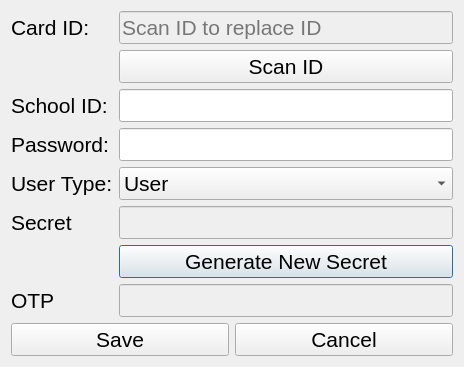
Above: src/windows/ui/EditUserDialog.ui from 1icolo/AUPay before the change. Below: the same form after it.
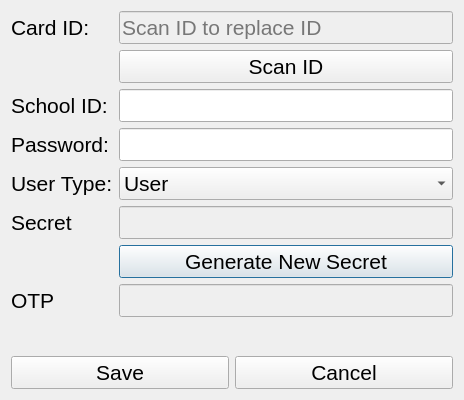
That is the form after the change.

Diff of the .ui file:
```diff
--- a/src/windows/ui/EditUserDialog.ui
+++ b/src/windows/ui/EditUserDialog.ui
@@ -7,7 +7,7 @@
     <x>0</x>
     <y>0</y>
     <width>464</width>
-    <height>356</height>
+    <height>400</height>
    </rect>
   </property>
   <property name="focusPolicy">
```
Left out of the diff: 5 changed lines with no effect on the pictures.
